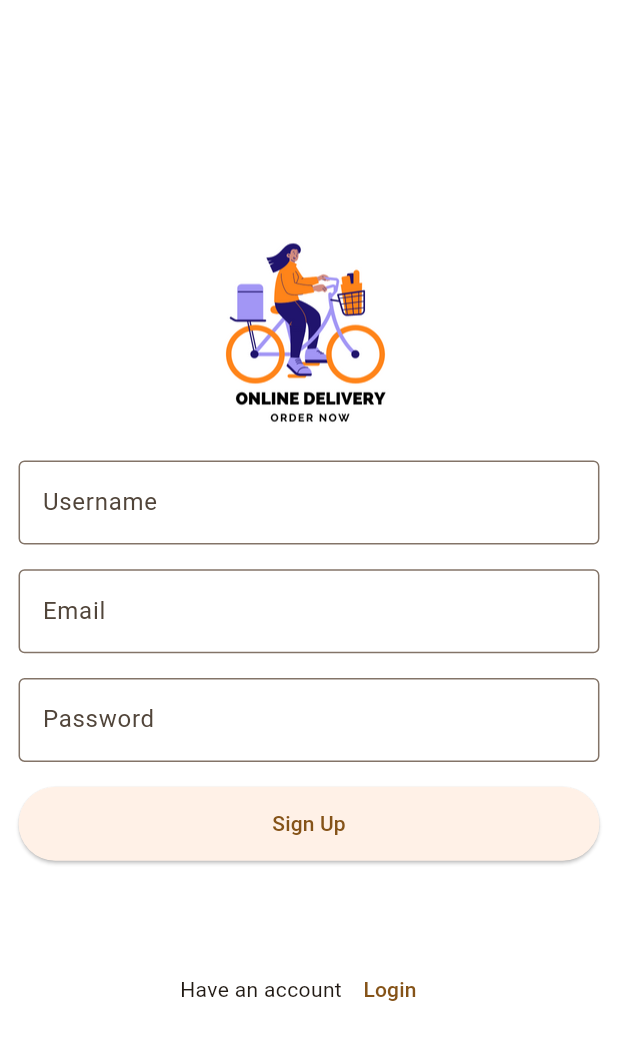
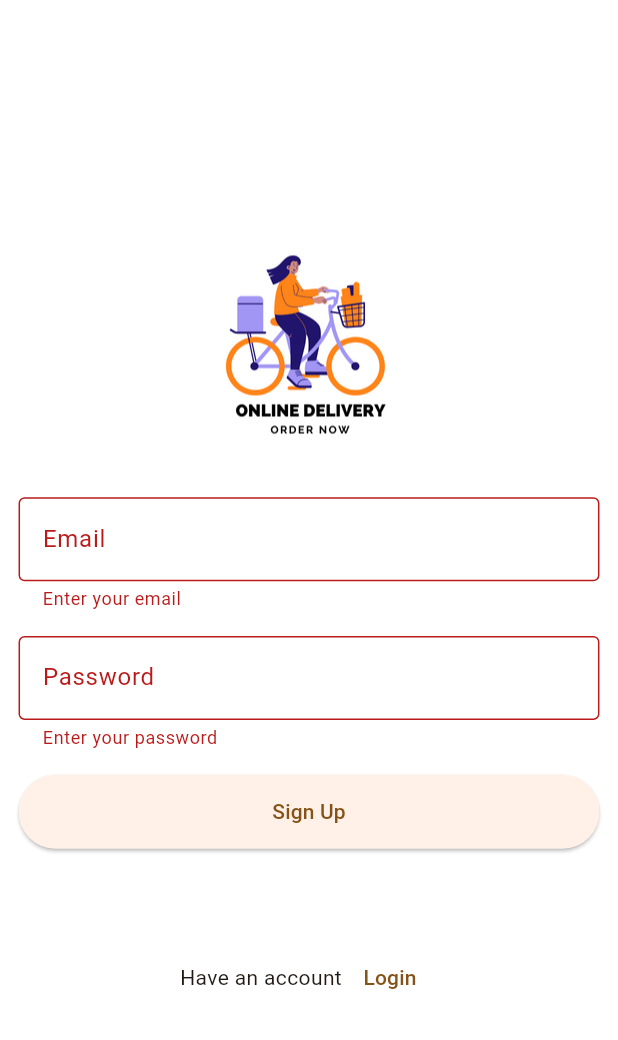
Before and after one commit to flutter-preview/chusamasadiq-Flutter-Course, a Flutter app: the SignUpScreen screen opened directly, after a tap on "Sign Up", on a phone screen of 412 x 824 dp. Shown: the top 1040 px of the screen. Run offline on Flutter 3.47's test engine with Material 2 defaults, Android fonts, the phone set to English and light mode, and no system bars; our stand-ins replace firebase_auth, firebase_core, fluttertoast; accounts and stored records are empty.

```diff
--- a/lib/components/textfield_widget.dart
+++ b/lib/components/textfield_widget.dart
@@ -5,18 +5,21 @@ class TextFieldWidget extends StatelessWidget {
   late String? labelText;
   late String? hintText;
   late bool obscureText;
+  dynamic onValidator;
 
   TextFieldWidget({
     super.key,
     required this.controller,
     required this.labelText,
     required this.hintText,
+    required this.onValidator,
     this.obscureText = false,
   });
 
   @override
   Widget build(BuildContext context) {
     return TextFormField(
+      validator: onValidator,
       obscureText: obscureText,
       controller: controller,
       decoration: InputDecoration(
--- /dev/null
+++ b/lib/resources/auth_methods.dart
@@ -0,0 +1,31 @@
+import 'package:firebase_auth/firebase_auth.dart';
+import 'package:fluttercourse/utlis/utils.dart';
+import 'package:flutter/material.dart';
+import '../screen/homefeed_screen.dart';
+
+class AuthMethods {
+  final _auth = FirebaseAuth.instance;
+
+  Future<void> signUpUser({
+    required String email,
+    required String password,
+    required BuildContext context,
+  }) async {
+    try {
+      UserCredential userCredential =
+          await _auth.createUserWithEmailAndPassword(
+              email: email.toString(), password: password.toString());
+      if (userCredential != null) {
+        Utils.toastMessage('Account created successfully');
+        Navigator.push(
+          context,
+          MaterialPageRoute(
+            builder: (context) => HomeFeedScreen(),
+          ),
+        );
+      }
+    } on FirebaseAuthException catch (ex) {
+      Utils.toastMessage(ex.message.toString());
+    }
+  }
+}
--- a/lib/screen/login_screen.dart
+++ b/lib/screen/login_screen.dart
@@ -46,6 +46,8 @@ class _LoginScreenState extends State<LoginScreen> {
               controller: _emailController,
               labelText: 'Email',
               hintText: 'Email',
+              onValidator: (value) =>
+              (value.isEmpty) ? 'Enter your email' : null,
             ),
             SizedBox(height: screenHeight * 0.02),
             TextFieldWidget(
@@ -53,6 +55,8 @@ class _LoginScreenState extends State<LoginScreen> {
               labelText: 'Password',
               hintText: 'Password',
               obscureText: true,
+              onValidator: (value) =>
+              (value.isEmpty) ? 'Enter your email' : null,
             ),
             Row(
               mainAxisAlignment: MainAxisAlignment.end,
--- a/lib/screen/signup_screen.dart
+++ b/lib/screen/signup_screen.dart
@@ -1,4 +1,6 @@
 import 'package:flutter/material.dart';
+import 'package:fluttercourse/resources/auth_methods.dart';
+import 'package:fluttercourse/screen/homefeed_screen.dart';
 import 'package:fluttercourse/screen/login_screen.dart';
 import '../components/textfield_widget.dart';
 
@@ -11,8 +13,10 @@ class SignUpScreen extends StatefulWidget {
 
 class _SignUpScreenState extends State<SignUpScreen> {
   late final TextEditingController _emailController = TextEditingController();
-  late final TextEditingController _passwordController = TextEditingController();
-  late final TextEditingController _usernameController = TextEditingController();
+  late final TextEditingController _passwordController =
+      TextEditingController();
+  late final TextEditingController _usernameController =
+      TextEditingController();
   final GlobalKey<FormState> _formKey = GlobalKey<FormState>();
 
   @override
@@ -24,6 +28,7 @@ class _SignUpScreenState extends State<SignUpScreen> {
           padding: EdgeInsets.all(screenWidth * 0.03),
           child: SingleChildScrollView(
             child: Form(
+              autovalidateMode: AutovalidateMode.onUserInteraction,
               key: _formKey,
               child: Column(
                 crossAxisAlignment: CrossAxisAlignment.center,
@@ -33,29 +38,42 @@ class _SignUpScreenState extends State<SignUpScreen> {
                     'assets/images/online-delivery.png',
                     scale: 1.5,
                   ),
-                  TextFieldWidget(
-                      controller: _usernameController,
-                      labelText: 'Username',
-                      hintText: 'Username'),
                   SizedBox(height: screenWidth * 0.04),
                   TextFieldWidget(
                     controller: _emailController,
                     labelText: 'Email',
                     hintText: 'Email',
+                    onValidator: (value) =>
+                        (value.isEmpty) ? 'Enter your email' : null,
                   ),
                   SizedBox(height: screenWidth * 0.04),
                   TextFieldWidget(
-                    controller: _passwordController,
-                    labelText: 'Password',
-                    hintText: 'Password',
-                    obscureText: true,
-                  ),
+                      controller: _passwordController,
+                      labelText: 'Password',
+                      hintText: 'Password',
+                      obscureText: true,
+                      onValidator: (value) {
+                        if (value.isEmpty) {
+                          return 'Enter your password';
+                        } else if (value.length < 6) {
+                          return 'Password must be at least 6 characters';
+                        } else {
+                          return null;
+                        }
+                      }),
                   SizedBox(height: screenWidth * 0.04),
                   SizedBox(
                     height: screenWidth * 0.12,
                     width: double.infinity,
                     child: ElevatedButton(
-                      onPressed: () {},
+                      onPressed: () {
+                        if (_formKey.currentState!.validate()) {
+                          AuthMethods().signUpUser(
+                              email: _emailController.text.toString(),
+                              password: _passwordController.text.toString(),
+                              context: context);
+                        }
+                      },
                       child: const Text('Sign Up'),
                     ),
                   ),
--- a/pubspec.yaml
+++ b/pubspec.yaml
@@ -36,6 +36,8 @@ dependencies:
   # Use with the CupertinoIcons class for iOS style icons.
   cupertino_icons: ^1.0.2
   firebase_core: ^2.7.1
+  firebase_auth: ^4.2.10
+  fluttertoast: ^8.2.1
 
 dev_dependencies:
   flutter_test:
```
Also changed, not shown: lib/utlis/utils.dart (added, +12 -0 lines), pubspec.lock, 1 other file.
